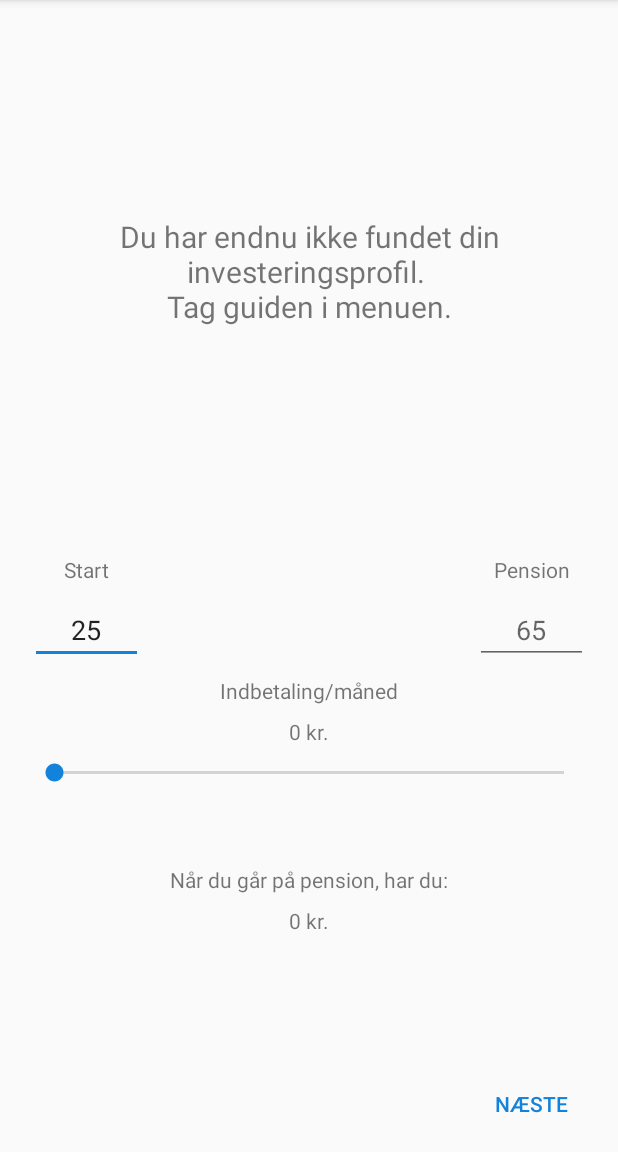
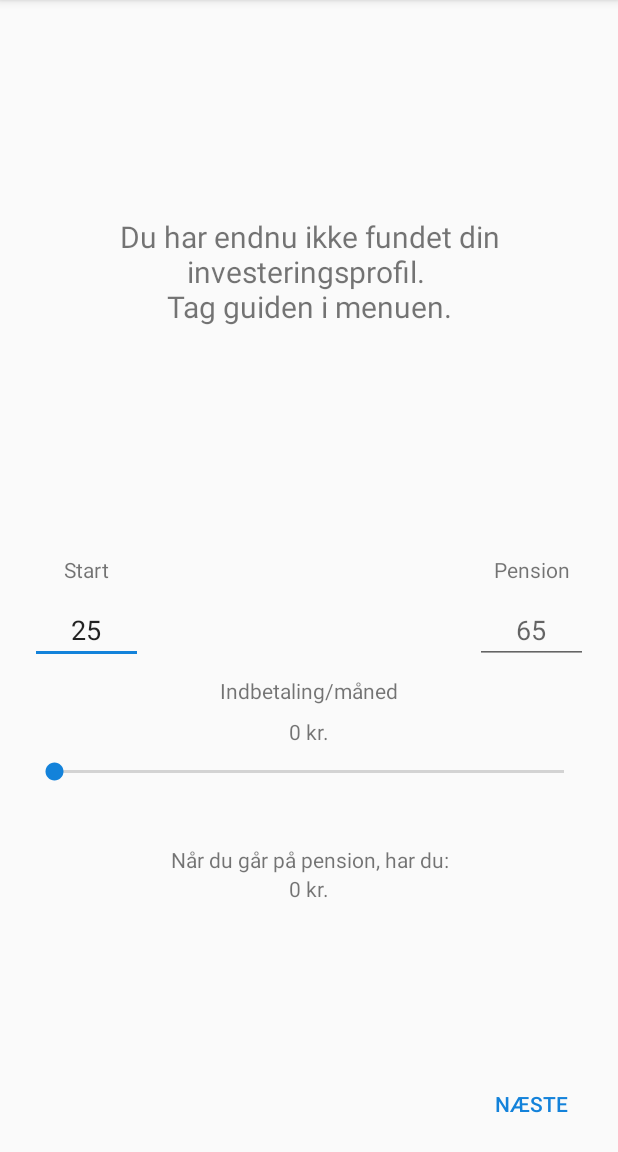
Before and after one commit to s147300/final_pensionconsult, an Android app: the screen it shows after launch (MainActivity), in the side drawer, after a tap on "Pensions Beregning", on a phone screen of 412 x 824 dp, the part 84-1236 px from its top. Run offline under Robolectric (Android 15) with nearby library versions, the phone set to English and light mode, and no system bars; libraries missing offline, so code that uses them is left out: com.jjoe64.graphview; 1 statement that could not run was skipped.

Commit message:
seekbar fix

```diff
--- a/app/src/main/res/layout/fragment_pension_calc_one.xml
+++ b/app/src/main/res/layout/fragment_pension_calc_one.xml
@@ -85,7 +85,7 @@
     <SeekBar
         android:id="@+id/seek_bar01"
         android:layout_width="match_parent"
-        android:layout_height="19dp"
+        android:layout_height="wrap_content"
         android:layout_marginEnd="20dp"
         android:layout_marginStart="20dp"
         android:layout_marginTop="8dp"
@@ -99,9 +99,10 @@
         android:layout_height="wrap_content"
         android:layout_marginEnd="8dp"
         android:layout_marginStart="8dp"
-    android:layout_marginTop="52dp"
+        android:layout_marginTop="40dp"
         android:text="Når du går på pension, har du:"
         app:layout_constraintEnd_toEndOf="parent"
+        app:layout_constraintHorizontal_bias="0.502"
         app:layout_constraintStart_toStartOf="parent"
         app:layout_constraintTop_toBottomOf="@+id/seek_bar01" />
 
@@ -111,7 +112,6 @@
         android:layout_height="16dp"
         android:layout_marginEnd="8dp"
         android:layout_marginStart="8dp"
-    android:layout_marginTop="8dp"
         android:text="0 kr."
         app:layout_constraintEnd_toEndOf="parent"
         app:layout_constraintStart_toStartOf="parent"
```
Lines whose indentation alone changed are shown as unchanged.
